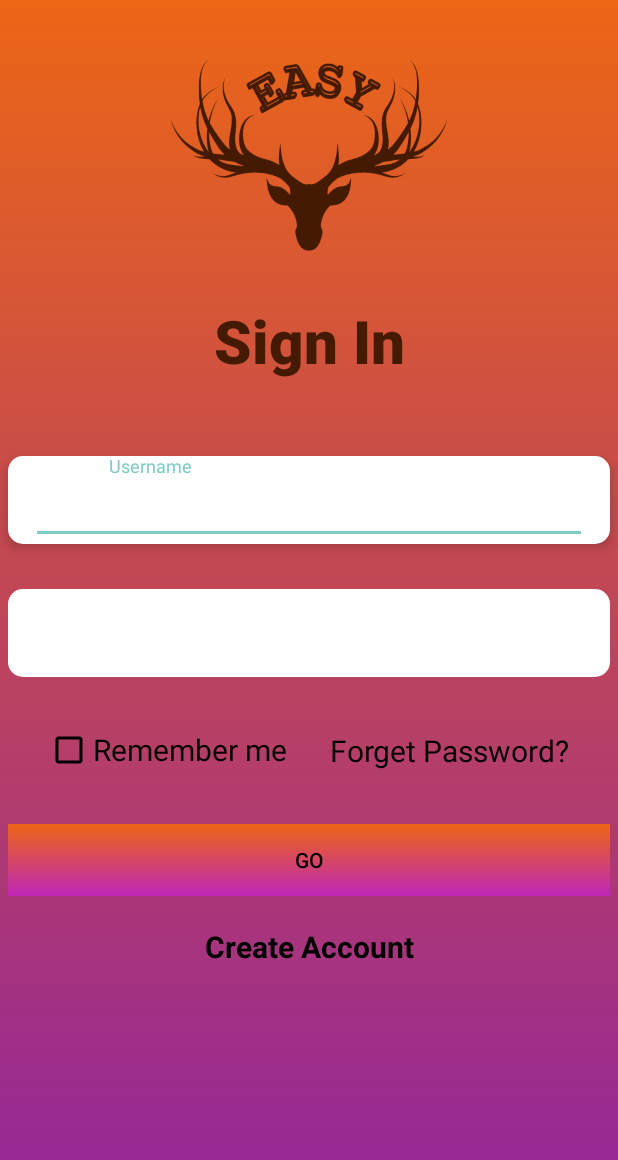
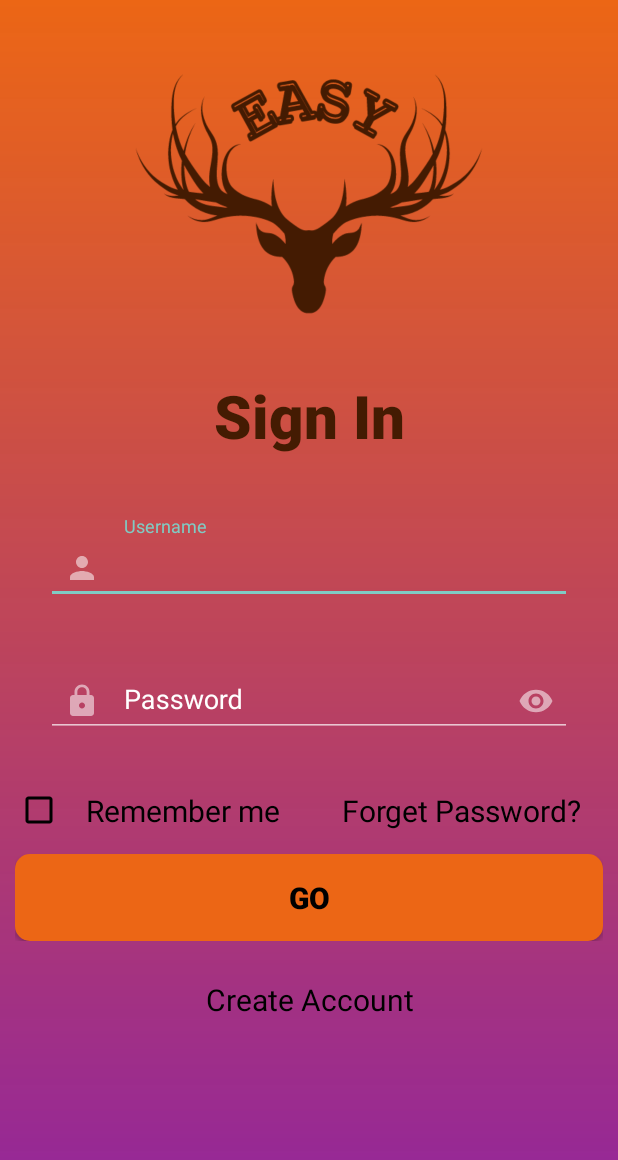
Before and after one commit to quyenphuong/EasyApp, an Android app: the screen it shows after launch (LoginActivity), on a phone screen of 412 x 824 dp. Shown: the top 1160 px of the screen. Run offline under Robolectric (Android 15) with nearby library versions, the phone set to English and light mode, and no system bars.

Commit message:
Design theme

```diff
--- a/app/src/main/java/com/example/easyapp/LoginActivity.java
+++ b/app/src/main/java/com/example/easyapp/LoginActivity.java
@@ -7,6 +7,7 @@ import android.os.Bundle;
 import android.util.Pair;
 import android.view.View;
 import android.widget.Button;
+import android.widget.CheckBox;
 import android.widget.ImageView;
 import android.widget.TextView;
 
@@ -16,21 +17,30 @@ import com.google.android.material.textfield.TextInputLayout;
 public class LoginActivity extends AppCompatActivity {
 
     ImageView image;
-    TextView signinText, callSignUp;
+    TextView signinText, callSignUp, forgetSign;
     TextInputLayout username, password;
-    Button go_btn;
+    Button goHome;
+    CheckBox rememberMe;
     @Override
     protected void onCreate(Bundle savedInstanceState) {
         super.onCreate(savedInstanceState);
         setContentView(R.layout.activity_login);
 
-        callSignUp=findViewById(R.id.signup_screen);
+        callSignUp = findViewById(R.id.signup_screen);
+        goHome = findViewById(R.id.gobtn);
+        image = findViewById(R.id.logoimg);
+        forgetSign = findViewById(R.id.forgotpass);
+        rememberMe = findViewById(R.id.remember);
+        signinText = findViewById(R.id.signintext);
+        username = findViewById(R.id.username);
+        password = findViewById(R.id.password);
 
-        image=findViewById(R.id.logoimg);
-        signinText=findViewById(R.id.signintext);
-        username=findViewById(R.id.username);
-        password=findViewById(R.id.password);
-
+        goHome.setOnClickListener(new View.OnClickListener() {
+            public void onClick(View v) {
+                Intent intent= new Intent(LoginActivity.this, HomeActivity.class);
+                startActivity(intent);
+            }
+        });
         callSignUp.setOnClickListener(new View.OnClickListener() {
 
             @Override
@@ -44,8 +54,11 @@ public class LoginActivity extends AppCompatActivity {
         Intent intent= new Intent(LoginActivity.this, SignUpActivity.class);
         Pair[] pairs=new Pair[7];
         pairs[0]=new Pair<View, String>(image, "logo_image");
-        pairs[4]=new Pair<View, String>(username, "username_tran");
-        pairs[5]=new Pair<View, String>(password, "password_tran");
+        pairs[1]=new Pair<View, String>(signinText, "signintext");
+
+        pairs[2]=new Pair<View, String>(username, "username_tran");
+        pairs[3]=new Pair<View, String>(password, "password_tran");
+
         pairs[6]=new Pair<View, String>(callSignUp, "login_signup_tran");
 //            ActivityOptions options=makeSceneTransitionAnimation(Login_Activity.this, pairs);
 //            startActivity(intent, options.toBundle());
--- a/app/src/main/res/drawable/btn.xml
+++ b/app/src/main/res/drawable/btn.xml
@@ -1,5 +1,7 @@
 <?xml version="1.0" encoding="utf-8"?>
 <shape xmlns:android="http://schemas.android.com/apk/res/android">
-    <solid android:color="@color/white"/>
+    <solid android:color="#EC6615"/>
     <corners android:radius="10sp"/>
+
+
 </shape>
--- a/app/src/main/res/layout/activity_login.xml
+++ b/app/src/main/res/layout/activity_login.xml
@@ -10,7 +10,7 @@
 
     <ImageView
         android:layout_width="wrap_content"
-        android:layout_height="200dp"
+        android:layout_height="250dp"
         android:id="@+id/logoimg"
         android:src="@drawable/easypng"
         />
@@ -30,8 +30,7 @@
     <LinearLayout
         android:layout_width="match_parent"
         android:layout_height="wrap_content"
-        android:layout_marginTop="20sp"
-        android:layout_marginBottom="20sp"
+        android:layout_margin="10dp"
         android:orientation="vertical">
 
 
@@ -40,28 +39,32 @@
             android:layout_height="match_parent"
             android:id="@+id/username"
             android:hint="Username"
+            android:textColorHint="@color/white"
             android:elevation="5dp"
             android:paddingLeft="15sp"
             android:layout_marginTop="30sp"
             android:layout_marginLeft="5sp"
             android:layout_marginRight="5sp"
             android:paddingRight="15sp"
-            android:background="@drawable/btn"
             android:transitionName="username_tran"
             app:startIconDrawable="@drawable/ic_baseline_person_24"
+            app:endIconMode="custom"
+            app:startIconContentDescription=""
+
             >
 
             <com.google.android.material.textfield.TextInputEditText
                 android:layout_width="match_parent"
-                android:layout_height="wrap_content" />
+                android:layout_height="wrap_content"
+                android:textColor="@color/Black"/>
         </com.google.android.material.textfield.TextInputLayout>
 
         <com.google.android.material.textfield.TextInputLayout
 
             android:id="@+id/password"
             android:hint="Password"
+            android:textColorHint="@color/white"
             app:passwordToggleEnabled="true"
-            android:background="@drawable/btn"
             android:layout_width="match_parent"
             android:layout_height="match_parent"
             android:elevation="2dp"
@@ -77,33 +80,35 @@
                 android:layout_width="match_parent"
                 android:layout_height="wrap_content"
                 android:inputType="textPassword"
+                android:textColor="@color/Black"
                 />
         </com.google.android.material.textfield.TextInputLayout>
         <RelativeLayout
             android:layout_width="match_parent"
             android:layout_height="wrap_content"
+            android:orientation="horizontal"
             android:layout_marginTop="20dp">
+
             <CheckBox
                 android:id="@+id/remember"
 
+                style="@style/Widget.AppCompat.CompoundButton.CheckBox"
                 android:layout_width="wrap_content"
                 android:layout_height="wrap_content"
-                style="@style/Widget.AppCompat.CompoundButton.CheckBox"
+                android:layout_gravity="center"
+                android:buttonTint="@color/black"
+                android:gravity="center"
+                android:padding="15dp"
                 android:text="Remember me"
-                android:textSize="20dp"
-                android:buttonTint="@color/black"
                 android:textColor="@color/black"
-                android:layout_marginLeft="30dp"
-                android:layout_marginRight="10dp"
-                android:layout_centerVertical="true"/>
+                android:textSize="20dp" />
 
             <TextView
 
-                android:id="@+id/txtforgot"
+                android:id="@+id/forgotpass"
                 android:layout_width="match_parent"
                 android:layout_height="wrap_content"
-                android:layout_alignParentRight="true"
-                android:layout_marginRight="18dp"
+                android:layout_toRightOf="@id/remember"
                 android:gravity="right"
                 android:padding="15dp"
                 android:text="Forget Password?"
@@ -115,28 +120,17 @@
             android:layout_width="match_parent"
             android:layout_height="wrap_content"
             android:text="Go"
-            android:background="@drawable/splashbg"
+            android:background="@drawable/btn"
             android:textColor="@color/black"
-            android:layout_marginTop="20sp"
-            android:layout_marginBottom="10sp"
-            android:layout_marginLeft="5sp"
-            android:layout_marginRight="5sp"/>
+            android:padding="15dp"
+            android:textSize="20dp"
+            android:transitionName="go_tran"
+            android:textStyle="bold"/>
 <!--            app:mrl_rippleHover="true"/>-->
 <!--            android:transitionName="button_tran"/>-->
         <!--            android:onClick="callLoginScreen"/>-->
 
 
-        <TextView
-            android:id="@+id/signup_screen"
-            android:layout_width="match_parent"
-            android:layout_height="wrap_content"
-            android:layout_marginTop="10sp"
-            android:gravity="center"
-            android:text="Create Account"
-            android:textStyle="bold"
-            android:textColor="@color/Black"
-            android:textSize="20dp"
-            android:transitionName="login_signup_tran" />
         <!--        <Button-->
         <!--            android:layout_width="200sp"-->
         <!--            android:layout_height="wrap_content"-->
@@ -158,7 +152,18 @@
 
     </LinearLayout>
 
-<!--    <LinearLayout-->
+    <TextView
+        android:id="@+id/signup_screen"
+        android:layout_width="match_parent"
+        android:layout_height="wrap_content"
+        android:gravity="center"
+        android:padding="15dp"
+        android:text="Create Account"
+        android:textColor="@color/Black"
+        android:textSize="20dp"
+        android:transitionName="login_signup_tran" />
+
+    <!--    <LinearLayout-->
 <!--        android:layout_width="match_parent"-->
 <!--        android:layout_height="wrap_content"-->
 <!--        android:layout_marginTop="20dp"-->
```
Also changed, not shown: app/src/main/res/layout/activity_sign_up.xml (+134 -2 lines).
